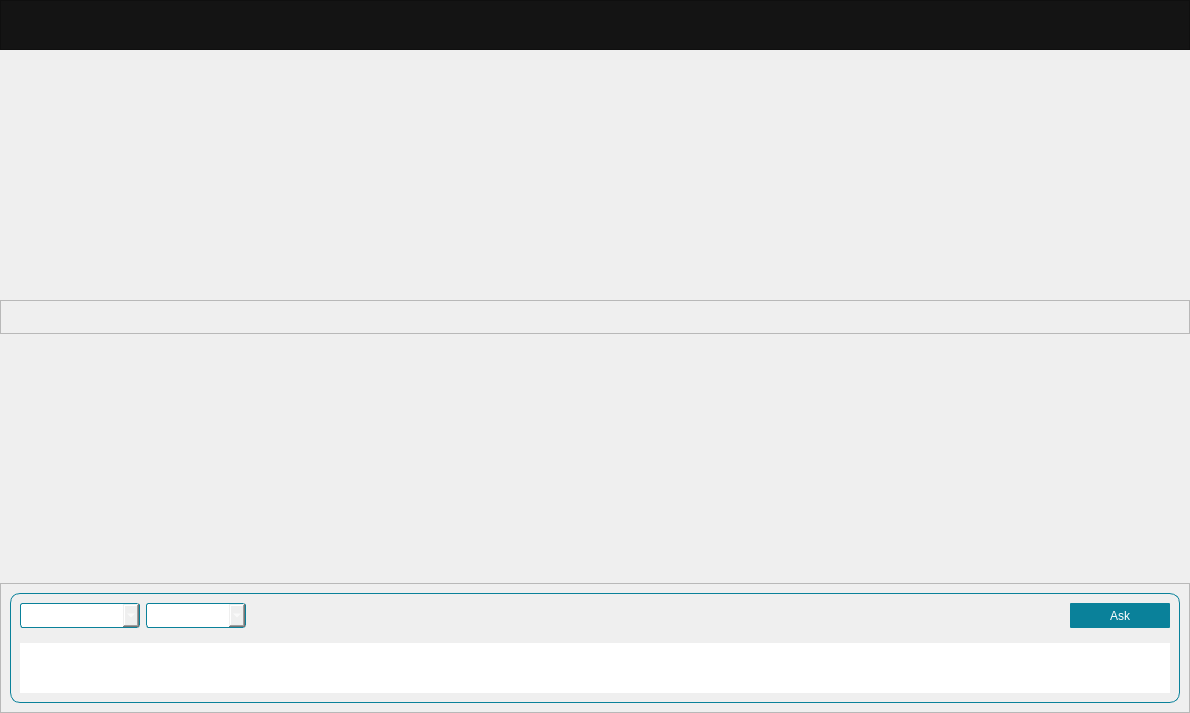
Qt form interface/form.ui (amd/gaia) before a commit.
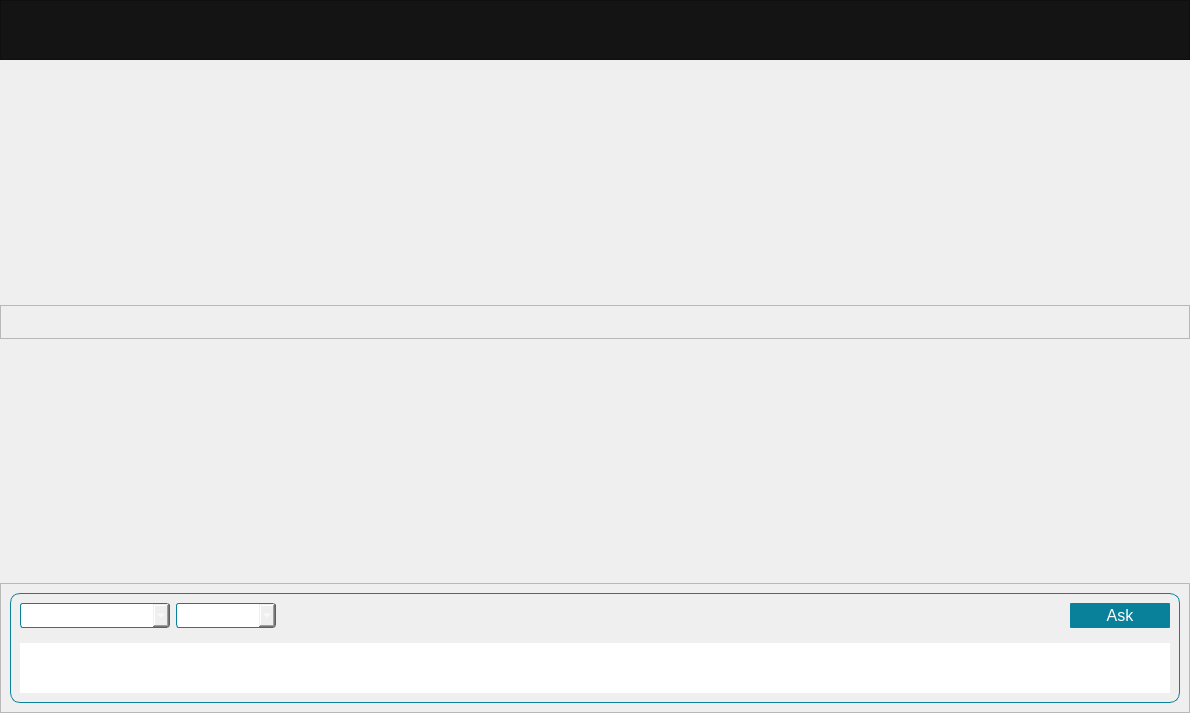
The same form after that commit. Icons and pictures are not drawn.

```diff
--- a/interface/form.ui
+++ b/interface/form.ui
@@ -43,7 +43,7 @@
      <property name="minimumSize">
       <size>
        <width>0</width>
-       <height>50</height>
+       <height>60</height>
       </size>
      </property>
      <property name="styleSheet">
@@ -268,15 +268,23 @@
                 <widget class="QComboBox" name="comboBox_2">
                  <property name="minimumSize">
                   <size>
-                   <width>120</width>
+                   <width>150</width>
                    <height>25</height>
                   </size>
                  </property>
+                 <property name="font">
+                  <font>
+                   <pointsize>12</pointsize>
+                  </font>
+                 </property>
                  <property name="styleSheet">
                   <string notr="true">border-radius: 3px;
 border: 1px solid #0A819A;;
 </string>
                  </property>
+                 <property name="placeholderText">
+                  <string>As</string>
+                 </property>
                  <item>
                   <property name="text">
                    <string>Phi 3 Mini - 3B</string>
@@ -297,6 +305,11 @@
                    <height>25</height>
                   </size>
                  </property>
+                 <property name="font">
+                  <font>
+                   <pointsize>12</pointsize>
+                  </font>
+                 </property>
                  <property name="styleSheet">
                   <string notr="true">border-radius: 3px;
 border: 1px solid #0A819A;;
@@ -340,6 +353,11 @@
                    <height>25</height>
                   </size>
                  </property>
+                 <property name="font">
+                  <font>
+                   <pointsize>12</pointsize>
+                  </font>
+                 </property>
                  <property name="styleSheet">
                   <string notr="true"/>
                  </property>
```
Left out of the diff: 15 changed lines with no effect on the pictures.
